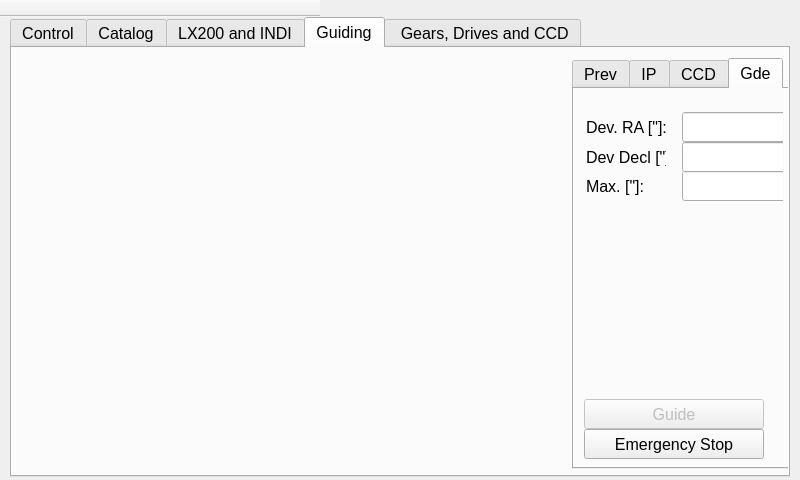
This is mainwindow.ui in selste/TwoStepperControl as Qt 5 draws it before an edit. The edited form follows.
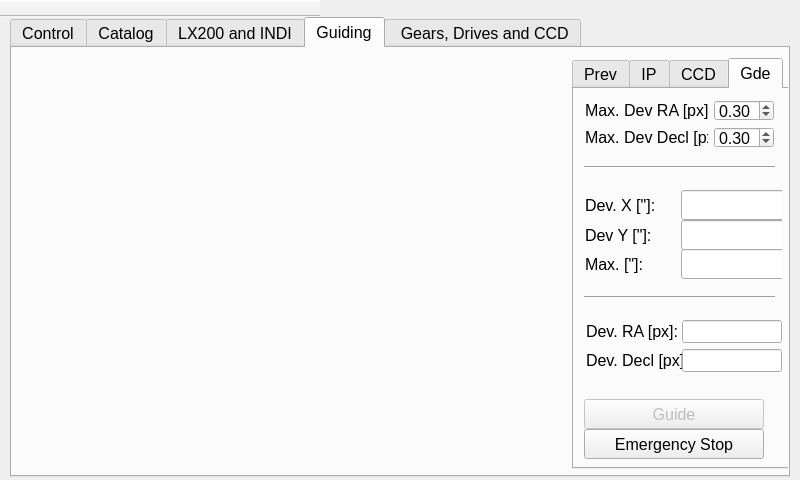
This is the edited form. The open tabs and pages were chosen to show the change.

```diff
--- a/mainwindow.ui
+++ b/mainwindow.ui
@@ -2075,8 +2075,8 @@
        <widget class="QWidget" name="layoutWidget">
         <property name="geometry">
          <rect>
-          <x>1</x>
-          <y>12</y>
+          <x>0</x>
+          <y>90</y>
           <width>208</width>
           <height>104</height>
          </rect>
@@ -2097,7 +2097,7 @@
             </size>
            </property>
            <property name="text">
-            <string>Dev. RA [&quot;]:</string>
+            <string>Dev. X [&quot;]:</string>
            </property>
           </widget>
          </item>
@@ -2141,7 +2141,7 @@
             </size>
            </property>
            <property name="text">
-            <string>Dev Decl [&quot;]:</string>
+            <string>Dev Y [&quot;]:</string>
            </property>
           </widget>
          </item>
@@ -2216,6 +2216,178 @@
          </item>
         </layout>
        </widget>
+       <widget class="Line" name="line_5">
+        <property name="geometry">
+         <rect>
+          <x>10</x>
+          <y>70</y>
+          <width>191</width>
+          <height>16</height>
+         </rect>
+        </property>
+        <property name="orientation">
+         <enum>Qt::Horizontal</enum>
+        </property>
+       </widget>
+       <widget class="Line" name="line_6">
+        <property name="geometry">
+         <rect>
+          <x>10</x>
+          <y>200</y>
+          <width>191</width>
+          <height>16</height>
+         </rect>
+        </property>
+        <property name="orientation">
+         <enum>Qt::Horizontal</enum>
+        </property>
+       </widget>
+       <widget class="QWidget" name="">
+        <property name="geometry">
+         <rect>
+          <x>1</x>
+          <y>220</y>
+          <width>208</width>
+          <height>74</height>
+         </rect>
+        </property>
+        <layout class="QGridLayout" name="gridLayout_9">
+         <item row="0" column="0">
+          <widget class="QLabel" name="lDevRA">
+           <property name="minimumSize">
+            <size>
+             <width>100</width>
+             <height>0</height>
+            </size>
+           </property>
+           <property name="maximumSize">
+            <size>
+             <width>100</width>
+             <height>16777215</height>
+            </size>
+           </property>
+           <property name="text">
+            <string>Dev. RA [px]:</string>
+           </property>
+          </widget>
+         </item>
+         <item row="0" column="1">
+          <widget class="QLineEdit" name="leDevRA">
+           <property name="minimumSize">
+            <size>
+             <width>100</width>
+             <height>0</height>
+            </size>
+           </property>
+           <property name="maximumSize">
+            <size>
+             <width>100</width>
+             <height>16777215</height>
+            </size>
+           </property>
+           <property name="readOnly">
+            <bool>true</bool>
+           </property>
+          </widget>
+         </item>
+         <item row="1" column="0">
+          <widget class="QLabel" name="lDevDecl">
+           <property name="minimumSize">
+            <size>
+             <width>100</width>
+             <height>0</height>
+            </size>
+           </property>
+           <property name="maximumSize">
+            <size>
+             <width>100</width>
+             <height>16777215</height>
+            </size>
+           </property>
+           <property name="text">
+            <string>Dev. Decl [px]:</string>
+           </property>
+          </widget>
+         </item>
+         <item row="1" column="1">
+          <widget class="QLineEdit" name="leDevDecl">
+           <property name="minimumSize">
+            <size>
+             <width>100</width>
+             <height>0</height>
+            </size>
+           </property>
+           <property name="maximumSize">
+            <size>
+             <width>100</width>
+             <height>16777215</height>
+            </size>
+           </property>
+           <property name="readOnly">
+            <bool>true</bool>
+           </property>
+          </widget>
+         </item>
+        </layout>
+       </widget>
+       <widget class="QWidget" name="">
+        <property name="geometry">
+         <rect>
+          <x>0</x>
+          <y>0</y>
+          <width>211</width>
+          <height>70</height>
+         </rect>
+        </property>
+        <layout class="QGridLayout" name="gridLayout_10">
+         <item row="0" column="0">
+          <widget class="QLabel" name="lMaxDevRA">
+           <property name="text">
+            <string>Max. Dev RA [px]:</string>
+           </property>
+          </widget>
+         </item>
+         <item row="0" column="1">
+          <widget class="QDoubleSpinBox" name="sbDevRA">
+           <property name="minimum">
+            <double>0.100000000000000</double>
+           </property>
+           <property name="maximum">
+            <double>2.000000000000000</double>
+           </property>
+           <property name="singleStep">
+            <double>0.100000000000000</double>
+           </property>
+           <property name="value">
+            <double>0.300000000000000</double>
+           </property>
+          </widget>
+         </item>
+         <item row="1" column="0">
+          <widget class="QLabel" name="lMaxDevDecl">
+           <property name="text">
+            <string>Max. Dev Decl [px]:</string>
+           </property>
+          </widget>
+         </item>
+         <item row="1" column="1">
+          <widget class="QDoubleSpinBox" name="sbDevDecl">
+           <property name="minimum">
+            <double>0.100000000000000</double>
+           </property>
+           <property name="maximum">
+            <double>2.000000000000000</double>
+           </property>
+           <property name="singleStep">
+            <double>0.100000000000000</double>
+           </property>
+           <property name="value">
+            <double>0.300000000000000</double>
+           </property>
+          </widget>
+         </item>
+        </layout>
+       </widget>
       </widget>
      </widget>
     </widget>
```
